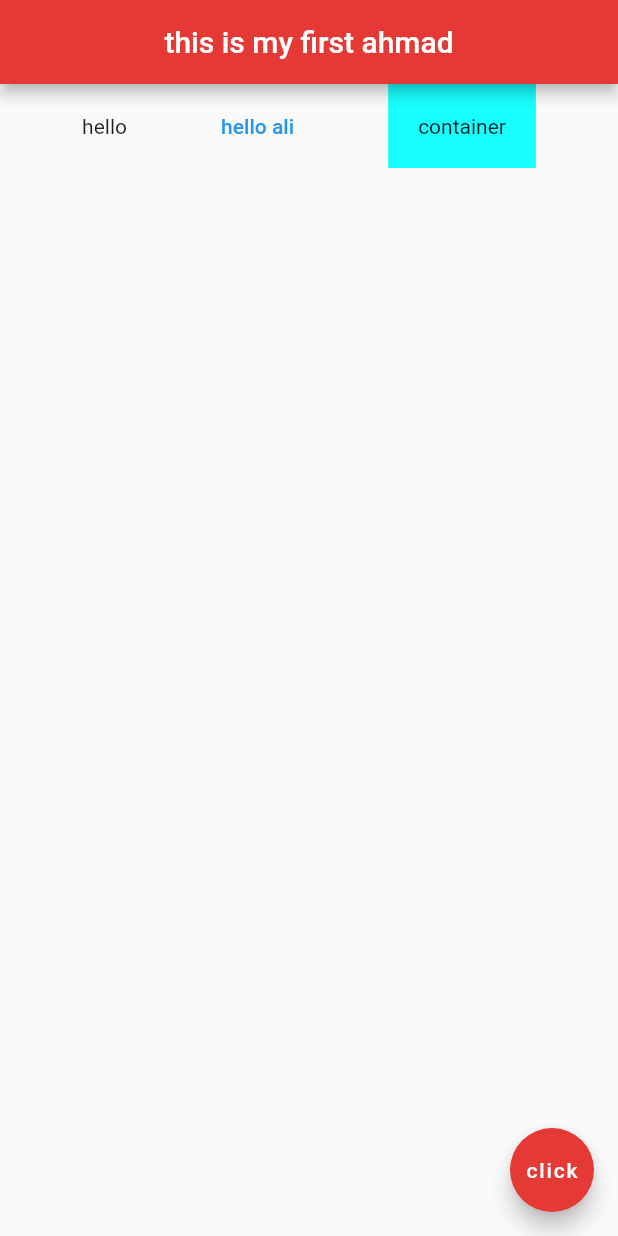
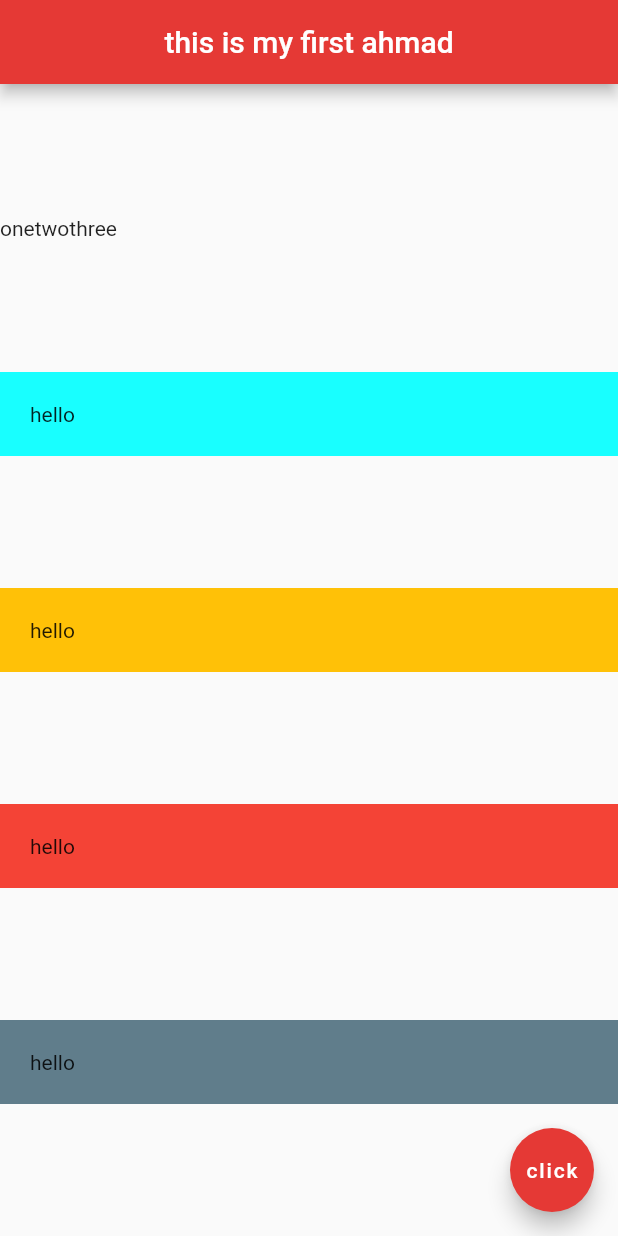
Before and after one commit to alikamelkarnib/course_flutter_beginner, a Flutter app: the screen it shows after launch, on a phone screen of 412 x 824 dp. Run offline on Flutter 3.47's test engine with Material 2 defaults, Android fonts, the phone set to English and light mode, and no system bars; project files that could hold a hidden picture were left out.

Commit message:
Flutter lesoon12

```diff
--- a/lib/main.dart
+++ b/lib/main.dart
@@ -17,22 +17,42 @@ class Home extends StatelessWidget {
 
 
       ),
-      body:Row(
+      body:Column(
         mainAxisAlignment: MainAxisAlignment.spaceEvenly,
-crossAxisAlignment: CrossAxisAlignment.center,
-children:<Widget> [
-  Text('hello'),
-  TextButton(onPressed: (){}, child: Text('hello ali')),
-  Container(
-    color: Colors.cyanAccent,
-    padding:EdgeInsets.all(20),
-    child: Text('container'),
-  )
+        crossAxisAlignment: CrossAxisAlignment.stretch,
+        children:<Widget> [
+          Row(
+            children:<Widget> [
+              Text('one'),
+             Text('two'),
+              Text('three'),
+            ],
+          ),
+          Container(
+            padding: EdgeInsets.all(20),
+            color: Colors.cyanAccent,
+            child: Text('hello'),
+          ),
+          Container(
+            padding: EdgeInsets.all(20),
+            color: Colors.amber,
+            child: Text('hello'),
+          ),
+          Container(
+            padding: EdgeInsets.all(20),
+            color: Colors.red,
+            child: Text('hello'),
+          ),
+          Container(
+            padding: EdgeInsets.all(20),
+            color: Colors.blueGrey,
+            child: Text('hello'),
+          ),
+
+        ],
+      ),
 
 
-
-],
-      ),
       floatingActionButton: FloatingActionButton(
         onPressed: (){},
         child: Text('click'),
```
